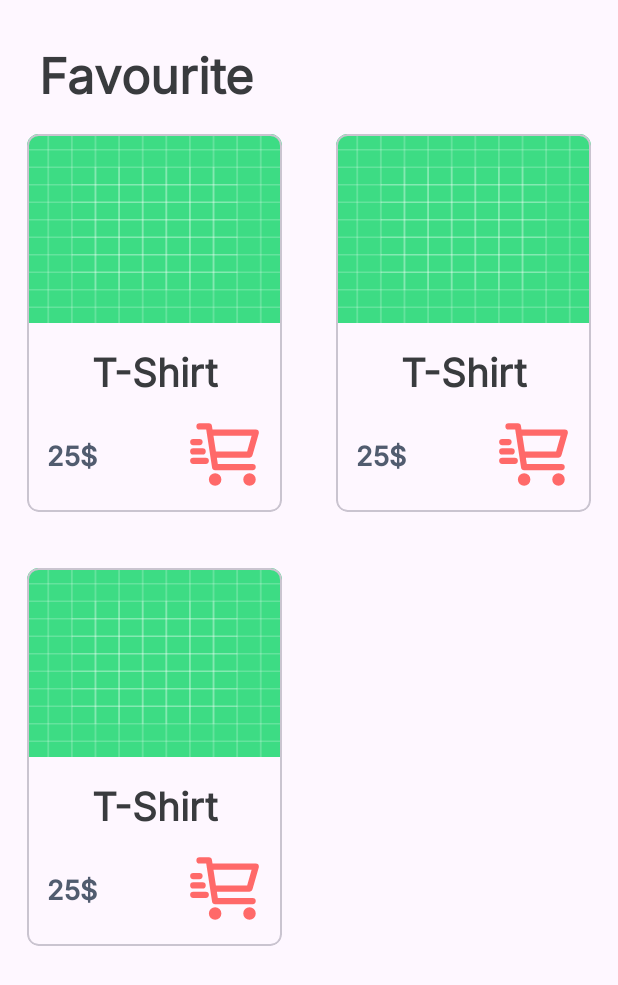
After one commit to khaledeid1k/shopify_app, an Android app: the layout fragment_favorites.xml on its own in the app's theme, with its tools: preview values and no code run, on a phone screen of 412 x 824 dp. The commit adds this screen. Shown: the top 985 px of the screen. Run offline under Robolectric (Android 15) with nearby library versions, the phone set to English and light mode, and no system bars.

Commit message:
make favorite screen

```diff
--- /dev/null
+++ b/app/src/main/java/com/kh/mo/shopyapp/ui/FavoritesFragment.kt
@@ -0,0 +1,22 @@
+package com.kh.mo.shopyapp.ui
+
+import android.os.Bundle
+import androidx.fragment.app.Fragment
+import android.view.LayoutInflater
+import android.view.View
+import android.view.ViewGroup
+import com.kh.mo.shopyapp.R
+
+
+class FavoritesFragment : Fragment() {
+
+
+    override fun onCreateView(
+        inflater: LayoutInflater, container: ViewGroup?,
+        savedInstanceState: Bundle?
+    ): View? {
+        return inflater.inflate(R.layout.fragment_favorites, container, false)
+    }
+
+
+}
--- /dev/null
+++ b/app/src/main/res/drawable-v24/cart.xml
@@ -0,0 +1,13 @@
+<vector xmlns:android="http://schemas.android.com/apk/res/android"
+    android:width="50dp"
+    android:height="50dp"
+    android:viewportWidth="24"
+    android:viewportHeight="24">
+  <path
+      android:pathData="M7.3,5H22L20,12H8.377M21,16H9L7,3H4M4,8H2M5,11H2M6,14H2M10,20C10,20.552 9.552,21 9,21C8.448,21 8,20.552 8,20C8,19.448 8.448,19 9,19C9.552,19 10,19.448 10,20ZM21,20C21,20.552 20.552,21 20,21C19.448,21 19,20.552 19,20C19,19.448 19.448,19 20,19C20.552,19 21,19.448 21,20Z"
+      android:strokeLineJoin="round"
+      android:strokeWidth="2"
+      android:fillColor="#00000000"
+      android:strokeColor="?attr/colorPrimary"
+      android:strokeLineCap="round"/>
+</vector>
--- /dev/null
+++ b/app/src/main/res/layout/fragment_favorites.xml
@@ -0,0 +1,35 @@
+<?xml version="1.0" encoding="utf-8"?>
+<androidx.constraintlayout.widget.ConstraintLayout xmlns:android="http://schemas.android.com/apk/res/android"
+    xmlns:tools="http://schemas.android.com/tools"
+    android:layout_width="match_parent"
+    android:layout_height="match_parent"
+    xmlns:app="http://schemas.android.com/apk/res-auto"
+    tools:context=".SearchFragment">
+
+    <TextView
+        android:id="@+id/favourite_text"
+        style="@style/big_title"
+        android:layout_width="wrap_content"
+        android:layout_height="wrap_content"
+        android:text="@string/favourite"
+        app:layout_constraintTop_toTopOf="parent"
+        app:layout_constraintStart_toStartOf="parent"
+        android:layout_marginTop="@dimen/_20sdp"/>
+    <androidx.recyclerview.widget.RecyclerView
+        android:id="@+id/search_text_input_layout"
+        android:layout_width="match_parent"
+        android:layout_height="0dp"
+        app:hintEnabled="false"
+        app:layout_constraintBottom_toBottomOf="parent"
+        app:layout_constraintEnd_toEndOf="parent"
+        app:layout_constraintStart_toStartOf="parent"
+        app:layout_constraintTop_toBottomOf="@+id/favourite_text"
+        app:layoutManager="androidx.recyclerview.widget.GridLayoutManager"
+        app:spanCount="2"
+        tools:listitem="@layout/item_favorite"
+        >
+    </androidx.recyclerview.widget.RecyclerView>
+
+
+
+</androidx.constraintlayout.widget.ConstraintLayout>
--- /dev/null
+++ b/app/src/main/res/layout/item_favorite.xml
@@ -0,0 +1,81 @@
+<?xml version="1.0" encoding="utf-8"?>
+<com.google.android.material.card.MaterialCardView
+    xmlns:android="http://schemas.android.com/apk/res/android"
+    android:layout_width="match_parent"
+    android:layout_height="wrap_content"
+    xmlns:app="http://schemas.android.com/apk/res-auto"
+    xmlns:tools="http://schemas.android.com/tools"
+    android:elevation="@dimen/_10sdp"
+    app:cardCornerRadius="@dimen/_6sdp"
+    app:cardUseCompatPadding="true"
+    android:layout_margin="@dimen/_10sdp"
+    >
+
+    <androidx.constraintlayout.widget.ConstraintLayout
+        android:layout_width="match_parent"
+        android:layout_height="match_parent"
+        >
+
+        <ImageView
+            android:id="@+id/image_product_item"
+            android:layout_width="0dp"
+            android:layout_height="0dp"
+            android:scaleType="fitXY"
+            app:layout_constraintEnd_toEndOf="parent"
+            app:layout_constraintStart_toStartOf="parent"
+            app:layout_constraintTop_toTopOf="parent"
+            android:src="@drawable/ic_launcher_background"
+            app:layout_constraintBottom_toTopOf="@+id/guideline_h"
+            />
+
+        <androidx.constraintlayout.widget.Guideline
+            android:id="@+id/guideline_h"
+            android:layout_width="wrap_content"
+            android:layout_height="match_parent"
+            android:orientation="horizontal"
+            app:layout_constraintGuide_percent="0.50" />
+        <TextView
+            android:id="@+id/tv_name_product_item"
+            android:layout_width="wrap_content"
+            android:layout_height="wrap_content"
+            tools:text="T-Shirt"
+            style="@style/main_title"
+            android:layout_marginEnd="@dimen/_20sdp"
+            android:layout_marginTop="@dimen/_10sdp"
+            app:layout_constraintEnd_toEndOf="parent"
+            app:layout_constraintStart_toStartOf="parent"
+            app:layout_constraintTop_toBottomOf="@+id/image_product_item" />
+
+
+        <TextView
+            android:id="@+id/tv_price_product_item"
+            style="@style/sub_title"
+            android:layout_width="wrap_content"
+            android:layout_height="wrap_content"
+            android:layout_margin="@dimen/_10sdp"
+            app:layout_constraintBottom_toBottomOf="parent"
+            app:layout_constraintStart_toStartOf="parent"
+            app:layout_constraintTop_toBottomOf="@+id/tv_name_product_item"
+            android:textStyle="bold"
+            tools:text="25$" />
+
+        <ImageView
+            android:id="@+id/add_to_cart"
+            android:src="@drawable/cart"
+            android:layout_width="wrap_content"
+            android:layout_height="wrap_content"
+            app:layout_constraintEnd_toEndOf="parent"
+            android:layout_margin="@dimen/_10sdp"
+            app:layout_constraintTop_toBottomOf="@+id/tv_name_product_item"
+            app:layout_constraintBottom_toBottomOf="parent"
+
+         />
+
+
+
+
+
+
+    </androidx.constraintlayout.widget.ConstraintLayout>
+
+</com.google.android.material.card.MaterialCardView>
--- a/app/src/main/res/navigation/nav_graph.xml
+++ b/app/src/main/res/navigation/nav_graph.xml
@@ -3,7 +3,7 @@
     xmlns:app="http://schemas.android.com/apk/res-auto"
     xmlns:tools="http://schemas.android.com/tools"
     android:id="@+id/nav_graph"
-    app:startDestination="@id/searchFragment">
+    app:startDestination="@id/favoritesFragment">
 
     <fragment
         android:id="@+id/signUpFragment"
@@ -19,4 +19,8 @@
         android:name="com.kh.mo.shopyapp.SearchFragment"
         android:label="fragment_search"
         tools:layout="@layout/fragment_search" />
+    <fragment
+        android:id="@+id/favoritesFragment"
+        android:name="com.kh.mo.shopyapp.ui.FavoritesFragment"
+        android:label="FavoritesFragment" />
 </navigation>
```
